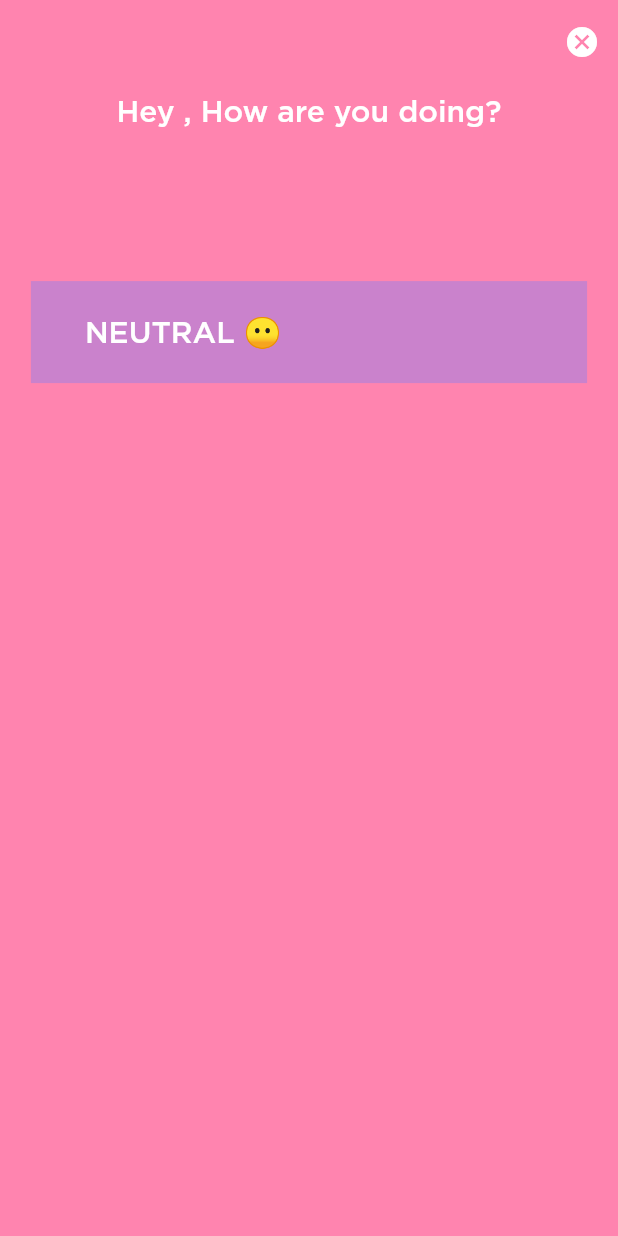
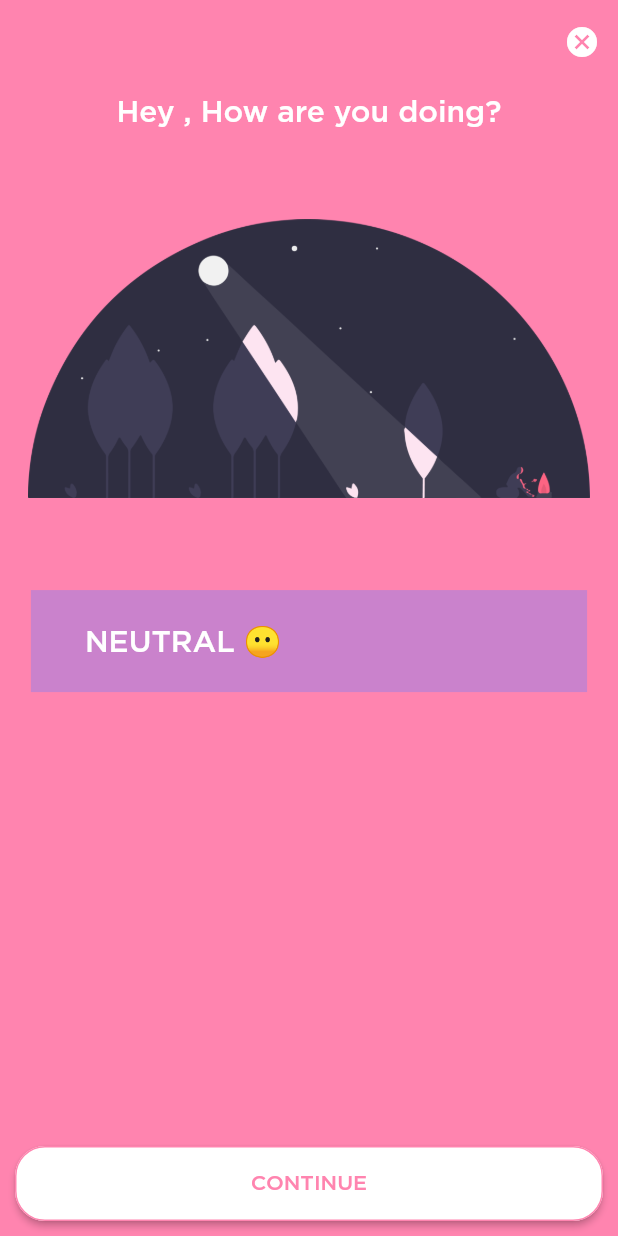
Before and after one commit to ameysunu/dohack, a Flutter app: the Mood screen opened directly, on a phone screen of 412 x 824 dp. Run offline on Flutter 3.47's test engine with Material 2 defaults, Android fonts, the light colour scheme and no system bars; our stand-ins replace cloud_firestore, firebase_auth, firebase_core, flutter_slidable, google_sign_in, hexcolor and 1 more; missing offline and left inert: google_speech, sound_stream; accounts and stored records are empty; project files that could hold a hidden picture were left out.

Commit message:
new changes

```diff
--- a/lib/pages/mood.dart
+++ b/lib/pages/mood.dart
@@ -45,7 +45,17 @@ class _MoodState extends State<Mood> {
                   ),
                 )),
                 Container(
-                  height: MediaQuery.of(context).size.height * 0.1,
+                  height: MediaQuery.of(context).size.height * 0.05,
+                ),
+                Container(
+                  height: MediaQuery.of(context).size.height * 0.25,
+                  child: Padding(
+                    padding: const EdgeInsets.all(10.0),
+                    child: Image.asset('images/back.png'),
+                  ),
+                ),
+                Container(
+                  height: MediaQuery.of(context).size.height * 0.05,
                 ),
                 Padding(
                   padding: const EdgeInsets.all(10.0),
@@ -101,6 +111,35 @@ class _MoodState extends State<Mood> {
                     ),
                   ),
                 ),
+                Spacer(),
+                Align(
+                  alignment: FractionalOffset.bottomCenter,
+                  child: Padding(
+                    padding: const EdgeInsets.all(10.0),
+                    child: ButtonTheme(
+                      height: 50,
+                      child: RaisedButton(
+                        shape: RoundedRectangleBorder(
+                            borderRadius: BorderRadius.circular(20.0),
+                            side: BorderSide(color: HexColor('#FF84AF'))),
+                        onPressed: () {
+                          print("Cash Cash");
+                        },
+                        color: Colors.white,
+                        textColor: HexColor('#FF84AF'),
+                        child: Row(
+                          mainAxisAlignment: MainAxisAlignment.center,
+                          children: [
+                            Center(
+                              child: Text("Continue".toUpperCase(),
+                                  style: TextStyle(fontFamily: 'Gotham')),
+                            ),
+                          ],
+                        ),
+                      ),
+                    ),
+                  ),
+                ),
               ],
             ),
           ),
```
Also changed, not shown: images/back.png.
